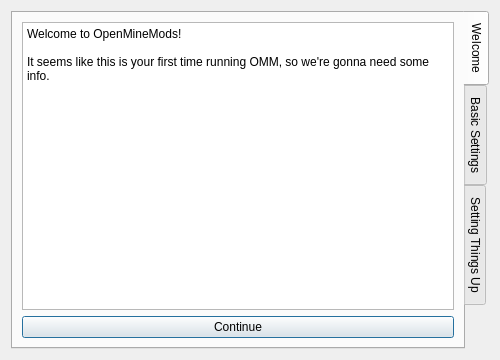
Old version of the form UI/SetupDialog.ui in the repository OpenMineMods/OneClient.
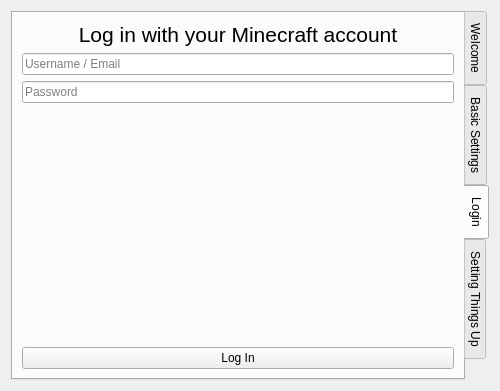
New version of the form.

```diff
--- a/UI/SetupDialog.ui
+++ b/UI/SetupDialog.ui
@@ -7,7 +7,7 @@
     <x>0</x>
     <y>0</y>
     <width>500</width>
-    <height>360</height>
+    <height>391</height>
    </rect>
   </property>
   <property name="minimumSize">
@@ -26,7 +26,7 @@
       <enum>QTabWidget::East</enum>
      </property>
      <property name="currentIndex">
-      <number>0</number>
+      <number>2</number>
      </property>
      <property name="elideMode">
       <enum>Qt::ElideNone</enum>
@@ -167,6 +167,65 @@
        </item>
       </layout>
      </widget>
+     <widget class="QWidget" name="tab">
+      <attribute name="title">
+       <string>Login</string>
+      </attribute>
+      <layout class="QVBoxLayout" name="verticalLayout_8">
+       <item>
+        <widget class="QLabel" name="login_label">
+         <property name="font">
+          <font>
+           <pointsize>16</pointsize>
+          </font>
+         </property>
+         <property name="text">
+          <string>Log in with your Minecraft account</string>
+         </property>
+         <property name="alignment">
+          <set>Qt::AlignCenter</set>
+         </property>
+        </widget>
+       </item>
+       <item>
+        <widget class="QLineEdit" name="login_username">
+         <property name="placeholderText">
+          <string>Username / Email</string>
+         </property>
+        </widget>
+       </item>
+       <item>
+        <widget class="QLineEdit" name="login_password">
+         <property name="echoMode">
+          <enum>QLineEdit::Password</enum>
+         </property>
+         <property name="placeholderText">
+          <string>Password</string>
+         </property>
+        </widget>
+       </item>
+       <item>
+        <spacer name="verticalSpacer_3">
+         <property name="orientation">
+          <enum>Qt::Vertical</enum>
+         </property>
+         <property name="sizeHint" stdset="0">
+          <size>
+           <width>20</width>
+           <height>40</height>
+          </size>
+         </property>
+        </spacer>
+       </item>
+       <item>
+        <widget class="QPushButton" name="pushButton_3">
+         <property name="text">
+          <string>Log In</string>
+         </property>
+        </widget>
+       </item>
+      </layout>
+     </widget>
      <widget class="QWidget" name="tab_settingup">
       <attribute name="title">
        <string>Setting Things Up</string>
```
